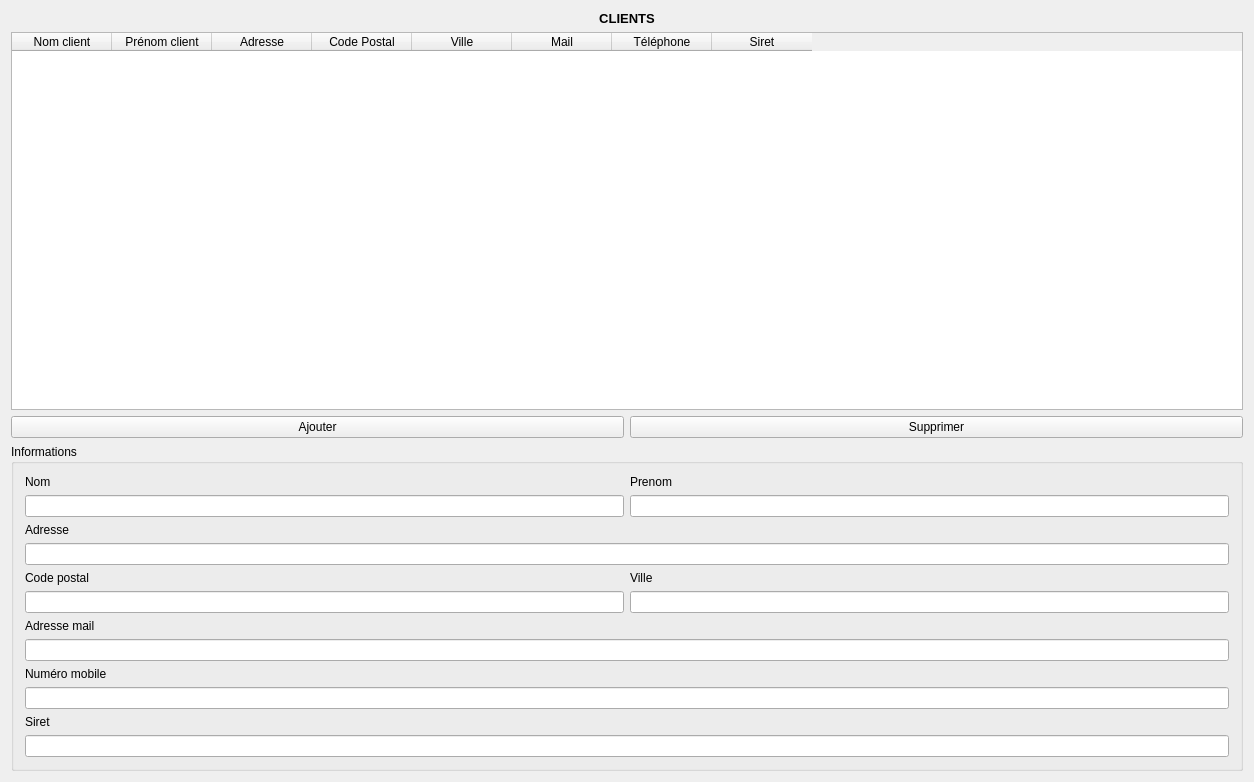
First picture: the form in PPE/ClientWidget.ui, repository fallonloicc/PPE-Qt, before the edit.
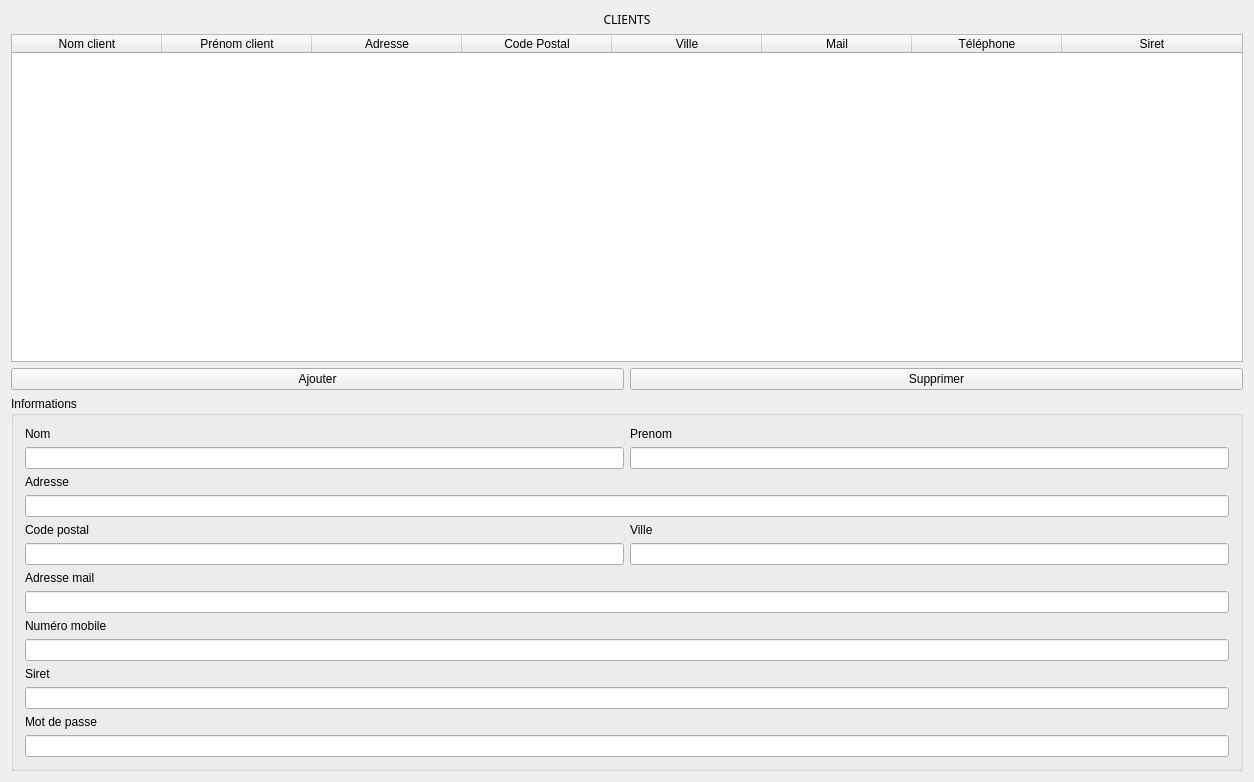
Second picture: the form after the edit.

```diff
--- a/PPE/ClientWidget.ui
+++ b/PPE/ClientWidget.ui
@@ -13,6 +13,9 @@
   <property name="windowTitle">
    <string>ClientWidget</string>
   </property>
+  <property name="styleSheet">
+   <string notr="true">font: 7pt &quot;Century Gothic&quot;;</string>
+  </property>
   <layout class="QVBoxLayout" name="verticalLayout_7">
    <item>
     <layout class="QVBoxLayout" name="verticalLayout_38">
@@ -22,11 +25,16 @@
         <widget class="QLabel" name="label_10">
          <property name="font">
           <font>
-           <pointsize>10</pointsize>
-           <weight>75</weight>
-           <bold>true</bold>
+           <family>Century Gothic</family>
+           <pointsize>9</pointsize>
+           <weight>50</weight>
+           <italic>false</italic>
+           <bold>false</bold>
           </font>
          </property>
+         <property name="styleSheet">
+          <string notr="true">font: 9pt &quot;Century Gothic&quot;;</string>
+         </property>
          <property name="text">
           <string>CLIENTS</string>
          </property>
@@ -37,6 +45,21 @@
        </item>
        <item>
         <widget class="QTableWidget" name="tabClient">
+         <property name="styleSheet">
+          <string notr="true">font: 7pt &quot;Century Gothic&quot;;</string>
+         </property>
+         <property name="lineWidth">
+          <number>3</number>
+         </property>
+         <attribute name="horizontalHeaderDefaultSectionSize">
+          <number>150</number>
+         </attribute>
+         <attribute name="horizontalHeaderMinimumSectionSize">
+          <number>150</number>
+         </attribute>
+         <attribute name="horizontalHeaderStretchLastSection">
+          <bool>true</bool>
+         </attribute>
          <column>
           <property name="text">
            <string>Nom client</string>
@@ -87,6 +110,9 @@
         <layout class="QHBoxLayout" name="horizontalLayout_7">
          <item>
           <widget class="QPushButton" name="ajoutClient">
+           <property name="styleSheet">
+            <string notr="true">font: 7pt &quot;Century Gothic&quot;;</string>
+           </property>
            <property name="text">
             <string>Ajouter</string>
            </property>
@@ -100,6 +126,9 @@
          </item>
          <item>
           <widget class="QPushButton" name="suppClient">
+           <property name="styleSheet">
+            <string notr="true">font: 7pt &quot;Century Gothic&quot;;</string>
+           </property>
            <property name="text">
             <string>Supprimer</string>
            </property>
@@ -109,6 +138,9 @@
        </item>
        <item>
         <widget class="QGroupBox" name="groupBox">
+         <property name="styleSheet">
+          <string notr="true">font: 7pt &quot;Century Gothic&quot;;</string>
+         </property>
          <property name="title">
           <string>Informations</string>
          </property>
@@ -243,6 +275,16 @@
                 <item>
                  <widget class="QLineEdit" name="siretClient"/>
                 </item>
+                <item>
+                 <widget class="QLabel" name="label">
+                  <property name="text">
+                   <string>Mot de passe</string>
+                  </property>
+                 </widget>
+                </item>
+                <item>
+                 <widget class="QLineEdit" name="editpasswd"/>
+                </item>
                </layout>
               </item>
              </layout>
```
